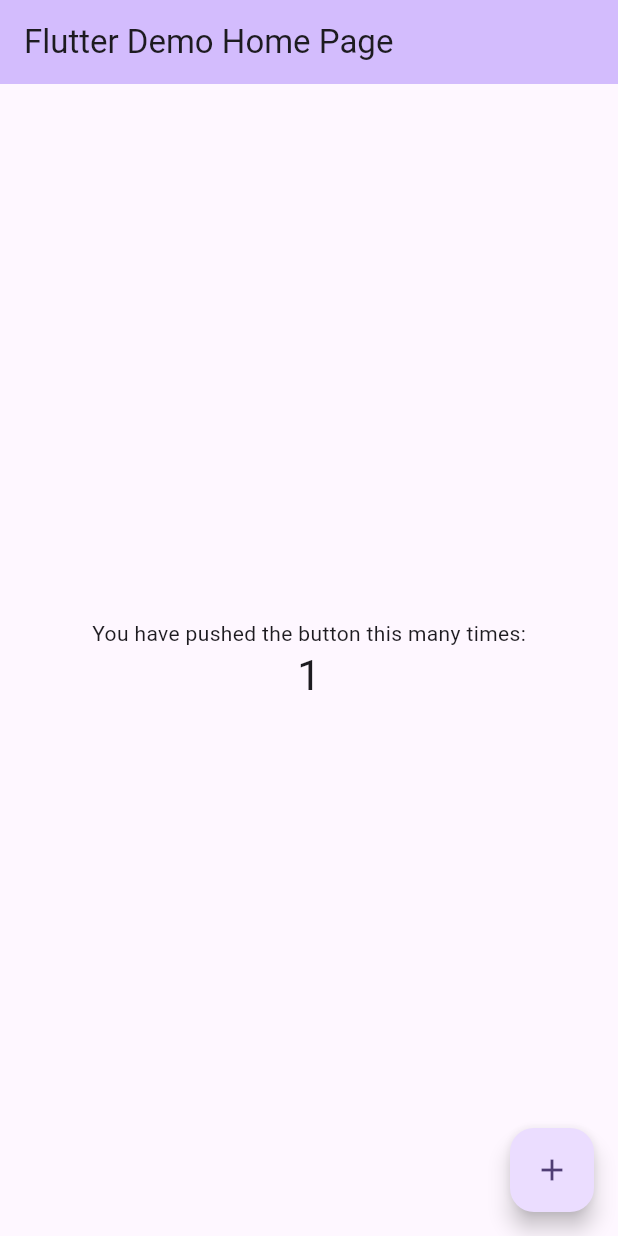
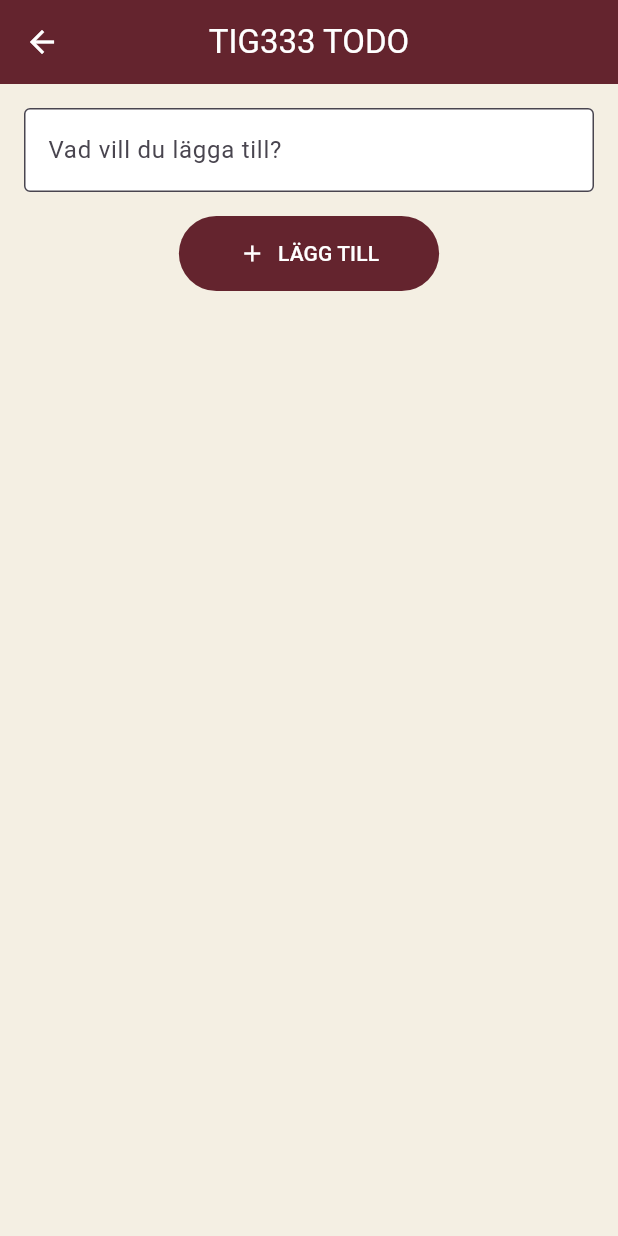
Before and after one commit to gu-tig333-ht25/gushanals, a Flutter app: the screen it shows after launch, after a tap on the "add" icon, on a phone screen of 412 x 824 dp. Run offline on Flutter 3.47's test engine with Material 3 defaults, Android fonts, the phone set to English and light mode, and no system bars.

Commit message:
Inlämning 1 - utseende Gjort en todo sida som visar allt man behöver göra, samt en sida där man lägger till nya todos. Klicka på + knappen och pilen i högra hörnet för att navigera mellan sidorna.

```diff
--- a/lib/main.dart
+++ b/lib/main.dart
@@ -1,123 +1,185 @@
 import 'package:flutter/material.dart';
+//Utkast 1, endast utseende och design på appen
 
 void main() {
-  runApp(MyApp());
+  runApp(const MyApp()); //Startar appen med MyApp
 }
 
+//Definiera färgerna vi vill använda, så det bilr lättare att använda dem
+//Har ändrat färgerna en heldel, så namnen passar inte färgen förtillfället
+const Color lightPink = Color.fromARGB(169, 239, 231, 213);
+const Color darkPink = Color.fromRGBO(100, 36, 46, 10);
+
 class MyApp extends StatelessWidget {
-  MyApp({super.key});
+  const MyApp({super.key});
 
-  // This widget is the root of your application.
   @override
   Widget build(BuildContext context) {
     return MaterialApp(
-      title: 'Flutter Demo',
+      title: 'TIG333 TODO',
       theme: ThemeData(
-        // This is the theme of your application.
-        //
-        // TRY THIS: Try running your application with "flutter run". You'll see
-        // the application has a purple toolbar. Then, without quitting the app,
-        // try changing the seedColor in the colorScheme below to Colors.green
-        // and then invoke "hot reload" (save your changes or press the "hot
-        // reload" button in a Flutter-supported IDE, or press "r" if you used
-        // the command line to start the app).
-        //
-        // Notice that the counter didn't reset back to zero; the application
-        // state is not lost during the reload. To reset the state, use hot
-        // restart instead.
-        //
-        // This works for code too, not just values: Most code changes can be
-        // tested with just a hot reload.
-        colorScheme: ColorScheme.fromSeed(seedColor: Colors.deepPurple),
-        useMaterial3: true,
+        scaffoldBackgroundColor: const Color.fromARGB(169, 239, 231, 213), //Bakgrund på sidorna, blir standard genom "scaffold"
+
+        //Färgerna på toppbaren/appbaren
+        appBarTheme: const AppBarTheme(
+          backgroundColor: darkPink,
+          foregroundColor: Colors.white, //Vit text i appbaren
+        ),
+
+        //Färger/tema för +knappen i hörnet
+        floatingActionButtonTheme: const FloatingActionButtonThemeData(
+          backgroundColor: darkPink,
+          foregroundColor: Colors.white,
+        ),
+
+        //Tema för alla checkboxar
+        checkboxTheme: CheckboxThemeData(
+          fillColor: WidgetStateProperty.all(const Color.fromARGB(255, 255, 255, 255)),
+        ),
+
+        //Tema för text knappar, dvs "lägg till" i detta fallet
+        textButtonTheme: TextButtonThemeData(
+          style: ElevatedButton.styleFrom(
+            shape: const StadiumBorder(),
+            padding: const EdgeInsets.symmetric(horizontal: 40, vertical: 15),
+            backgroundColor: darkPink,
+            foregroundColor: Colors.white,
+          )
+        ),
       ),
-      home: MyHomePage(title: 'Flutter Demo Home Page'),
+      home: const TodoListPage(), //Första sidan mans er
     );
   }
 }
 
-class MyHomePage extends StatefulWidget {
-  MyHomePage({super.key, required this.title});
-
-  // This widget is the home page of your application. It is stateful, meaning
-  // that it has a State object (defined below) that contains fields that affect
-  // how it looks.
-
-  // This class is the configuration for the state. It holds the values (in this
-  // case the title) provided by the parent (in this case the App widget) and
-  // used by the build method of the State. Fields in a Widget subclass are
-  // always marked "final".
-
-  final String title;
-
-  @override
-  State<MyHomePage> createState() => _MyHomePageState();
-}
-
-class _MyHomePageState extends State<MyHomePage> {
-  int _counter = 0;
-
-  void _incrementCounter() {
-    setState(() {
-      // This call to setState tells the Flutter framework that something has
-      // changed in this State, which causes it to rerun the build method below
-      // so that the display can reflect the updated values. If we changed
-      // _counter without calling setState(), then the build method would not be
-      // called again, and so nothing would appear to happen.
-      _counter++;
-    });
-  }
+//Förstasidan, dvs listan med todos
+class TodoListPage extends StatelessWidget {
+  const TodoListPage({super.key});
 
   @override
   Widget build(BuildContext context) {
-    // This method is rerun every time setState is called, for instance as done
-    // by the _incrementCounter method above.
-    //
-    // The Flutter framework has been optimized to make rerunning build methods
-    // fast, so that you can just rebuild anything that needs updating rather
-    // than having to individually change instances of widgets.
     return Scaffold(
-      appBar: AppBar(
-        // TRY THIS: Try changing the color here to a specific color (to
-        // Colors.amber, perhaps?) and trigger a hot reload to see the AppBar
-        // change color while the other colors stay the same.
-        backgroundColor: Theme.of(context).colorScheme.inversePrimary,
-        // Here we take the value from the MyHomePage object that was created by
-        // the App.build method, and use it to set our appbar title.
-        title: Text(widget.title),
+      appBar: AppBar( //Funktinerna/designen som finns i appbaren på toppen av sidan
+        centerTitle: true, //Centrerar titeln, dvs TIG333
+        title: const Text("TIG333 TODO"),
+        actions: [
+
+          // Meny för filtrering
+          PopupMenuButton<String>(
+            onSelected: (value) {},
+            itemBuilder: (context) => const [
+              PopupMenuItem(value: "all", child: Text("all")),
+              PopupMenuItem(value: "done", child: Text("done")),
+              PopupMenuItem(value: "undone", child: Text("undone")),
+            ],
+          )
+        ],
       ),
-      body: Center(
-        // Center is a layout widget. It takes a single child and positions it
-        // in the middle of the parent.
-        child: Column(
-          // Column is also a layout widget. It takes a list of children and
-          // arranges them vertically. By default, it sizes itself to fit its
-          // children horizontally, and tries to be as tall as its parent.
-          //
-          // Column has various properties to control how it sizes itself and
-          // how it positions its children. Here we use mainAxisAlignment to
-          // center the children vertically; the main axis here is the vertical
-          // axis because Columns are vertical (the cross axis would be
-          // horizontal).
-          //
-          // TRY THIS: Invoke "debug painting" (choose the "Toggle Debug Paint"
-          // action in the IDE, or press "p" in the console), to see the
-          // wireframe for each widget.
-          mainAxisAlignment: MainAxisAlignment.center,
-          children: <Widget>[
-            Text('You have pushed the button this many times:'),
-            Text(
-              '$_counter',
-              style: Theme.of(context).textTheme.headlineMedium,
+      body: ListView( //ListView gör att vi kan skrolla om listan skulle bli för lång
+        children: const [
+          TodoItem(title: "Rita"),
+          TodoItem(title: "Jobba på inlämningsuppgift", done: true),
+          TodoItem(title: "Städa"),
+          TodoItem(title: "Gå ut med hundarna"),
+          TodoItem(title: "Shoppa", done : true),
+          TodoItem(title: "Plugga"),
+        ],
+      ),
+
+      //Plus-knappen i hörnet, samt att man blir skickad till ADD-sidan om man trycker på den
+      floatingActionButton: FloatingActionButton(
+        shape: const CircleBorder(),
+        onPressed: () {
+          Navigator.push(
+            context,
+            MaterialPageRoute(builder: (context) => const AddTodoPage()),
+          );
+        },
+        child: const Icon(Icons.add), //Plusikonen
+      ),
+    );
+  }
+}
+
+//Widget för varje Todo-rad
+class TodoItem extends StatelessWidget {
+  final String title; //Texten på todo
+  final bool done; //Om todon är färdig eller inte
+
+  const TodoItem({super.key, required this.title, this.done = false});
+
+  @override
+  Widget build(BuildContext context) {
+    return Card(
+      color: Colors.white, //Gör todo rutan vit
+      margin: const EdgeInsets.symmetric(horizontal: 12, vertical: 6),
+      shape: RoundedRectangleBorder(
+        borderRadius: BorderRadius.circular(12), //Ger rutan rundade hörn
+      ),
+      elevation: 3, //Ger liten skugga under Card
+      child: ListTile( //Standard widget för rader med ikon och text
+        leading: Checkbox(
+          value: done, //Om todon är färdig eller inte
+          activeColor: darkPink, //Checkbox är mörkrosa
+          onChanged: (value) {},
+        ),
+        title: Text(
+          title,
+          style: TextStyle(
+            decoration: done ? TextDecoration.lineThrough : null, //Stryker todon om den är färdig
+            color: Colors.black87,
+          ),
+        ),
+        trailing: const Icon(Icons.close, color: Colors.black), //"x" knappen till höger om todon
+      ),
+    );
+  }
+}
+
+
+//Andrasidan där man lägger till todo
+class AddTodoPage extends StatelessWidget {
+  const AddTodoPage({super.key});
+
+  @override
+  Widget build(BuildContext context) {
+    return Scaffold(
+      appBar: AppBar( //Innuti finns funktioner som ska finnas i appbaren
+
+        //Pil ikon för att gå tillbaka till todo listan/sidan
+        leading: IconButton(
+          icon: const Icon(Icons.arrow_back),
+          onPressed: () => Navigator.pop(context), //Gå tillbaka när man klickat på knappen
+        ),
+
+        //Titeln i toppbaren/appbaren
+        title: const Text("TIG333 TODO"),
+        centerTitle: true
+      ),
+      body: Padding(
+        padding: const EdgeInsets.all(16.0), //Padding ger luft mellan innehållet
+        child: Column( //Staplar widgets vertikalt
+          crossAxisAlignment: CrossAxisAlignment.start, //Vänsterjusterar innehållet
+          children: [
+            const TextField(
+              decoration: InputDecoration(
+                border: OutlineInputBorder(), //Ramen
+                hintText: "Vad vill du lägga till?", //Texten i ramen innan den används
+                filled: true,
+                fillColor: Colors.white, //Vit bakgrund i ramen
+              ),
             ),
+            const SizedBox(height: 16), //Mellanrum
+            Center(
+              child: TextButton.icon( //Vad som händer när amn klickar på ADD knappen, samt dens färg
+                onPressed: () {},
+                icon: const Icon(Icons.add, color: Colors.white), //+ ikonen
+                label: const Text("LÄGG TILL"), //Texten i rutan
+              ),
+            )
           ],
         ),
       ),
-      floatingActionButton: FloatingActionButton(
-        onPressed: _incrementCounter,
-        tooltip: 'Increment',
-        child: Icon(Icons.add),
-      ), // This trailing comma makes auto-formatting nicer for build methods.
     );
   }
 }
```
